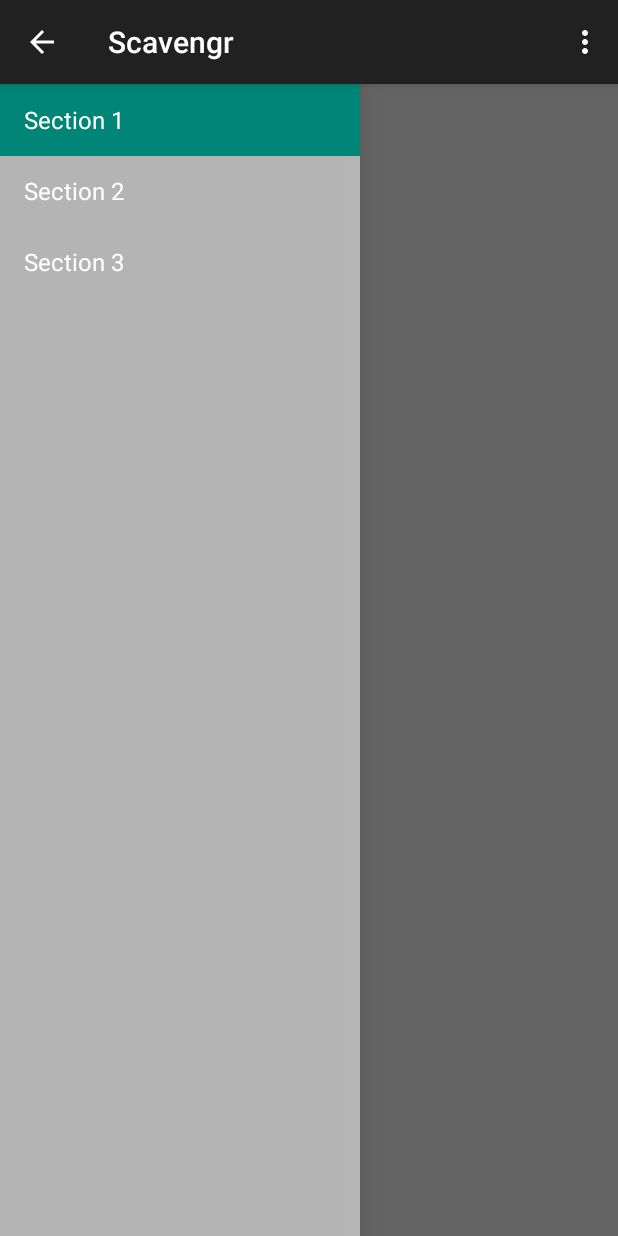
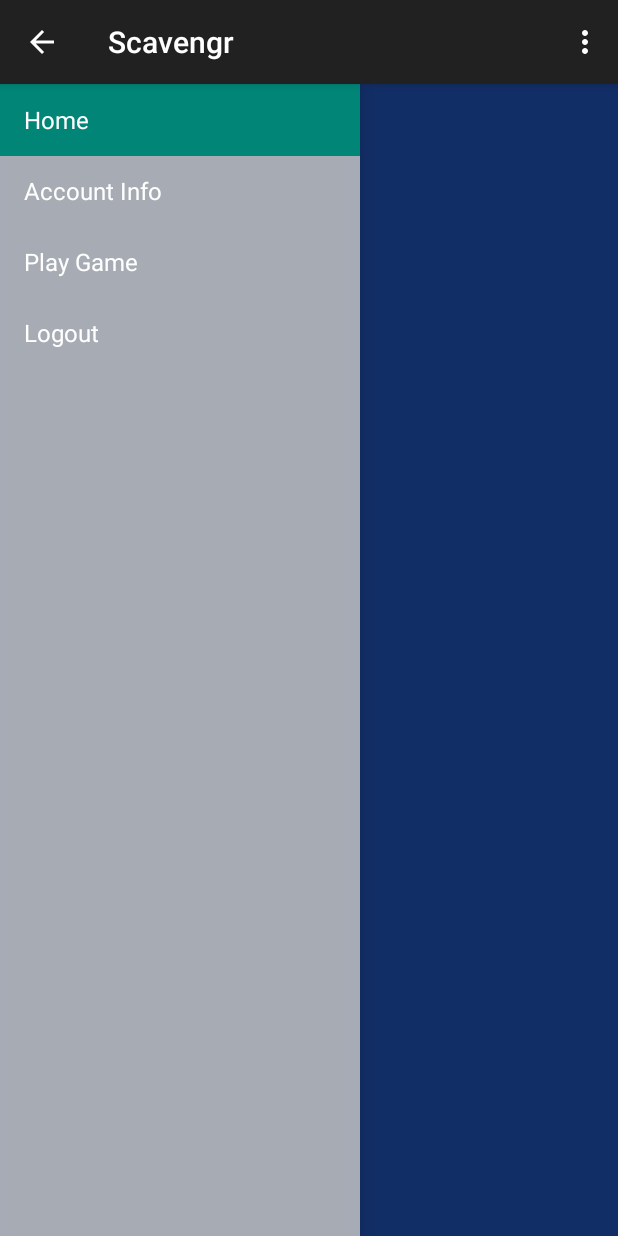
Before and after one commit to Kevrobnick/Scavengr, an Android app: the screen it shows after launch (MainActivity), on a phone screen of 412 x 824 dp. Run offline under Robolectric (Android 15) with nearby library versions, the phone set to English and light mode, and no system bars; 2 statements that could not run were skipped.

Commit message:
Added color to style and made create_game class

```diff
--- a/app/src/main/AndroidManifest.xml
+++ b/app/src/main/AndroidManifest.xml
@@ -16,6 +16,10 @@
                 <category android:name="android.intent.category.LAUNCHER" />
             </intent-filter>
         </activity>
+        <activity
+            android:name=".createGameActivity"
+            android:label="@string/title_activity_create_game" >
+        </activity>
     </application>
 
 </manifest>
--- a/app/src/main/java/kevrobnick/com/scavengr/NavigationDrawerFragment.java
+++ b/app/src/main/java/kevrobnick/com/scavengr/NavigationDrawerFragment.java
@@ -102,6 +102,7 @@ public class NavigationDrawerFragment extends Fragment {
                 android.R.layout.simple_list_item_activated_1,
                 android.R.id.text1,
                 new String[]{
+                       getString(R.string.title_section4),
                         getString(R.string.title_section1),
                         getString(R.string.title_section2),
                         getString(R.string.title_section3),
--- a/app/src/main/res/layout/activity_main.xml
+++ b/app/src/main/res/layout/activity_main.xml
@@ -7,7 +7,8 @@
     <!-- As the main content view, the view below consumes the entire
          space available using match_parent in both dimensions. -->
     <FrameLayout android:id="@+id/container" android:layout_width="match_parent"
-        android:layout_height="match_parent" />
+        android:layout_height="match_parent"
+        android:background="#ff2c73ff" />
 
     <!-- android:layout_gravity="start" tells DrawerLayout to treat
          this as a sliding drawer on the left side for left-to-right
--- a/app/src/main/res/values/strings.xml
+++ b/app/src/main/res/values/strings.xml
@@ -1,9 +1,10 @@
 <resources>
     <string name="app_name">Scavengr</string>
 
-    <string name="title_section1">Section 1</string>
-    <string name="title_section2">Section 2</string>
-    <string name="title_section3">Section 3</string>
+    <string name="title_section1">Account Info</string>
+    <string name="title_section2">Play Game</string>
+    <string name="title_section3">Logout</string>
+    <string name="title_section4">Home</string>
 
     <string name="navigation_drawer_open">Open navigation drawer</string>
     <string name="navigation_drawer_close">Close navigation drawer</string>
@@ -11,4 +12,7 @@
     <string name="action_example">Example action</string>
 
     <string name="action_settings">Settings</string>
+    <string name="title_activity_create_game">createGameActivity</string>
+
+    <string name="hello_world">Hello world!</string>
 </resources>
--- a/app/src/main/res/values/styles.xml
+++ b/app/src/main/res/values/styles.xml
@@ -3,6 +3,7 @@
     <!-- Base application theme. -->
     <style name="AppTheme" parent="Theme.AppCompat.Light.DarkActionBar">
         <!-- Customize your theme here. -->
+        <item name="android:colorBackground">#2C73FF</item>
     </style>
 
 </resources>
```
Also changed, not shown: app/src/main/java/kevrobnick/com/scavengr/createGameActivity.java (added, +39 -0 lines), app/src/main/res/layout/activity_create_game.xml (added, +9 -0 lines), app/src/main/res/menu/menu_create_game.xml (added, +7 -0 lines).
